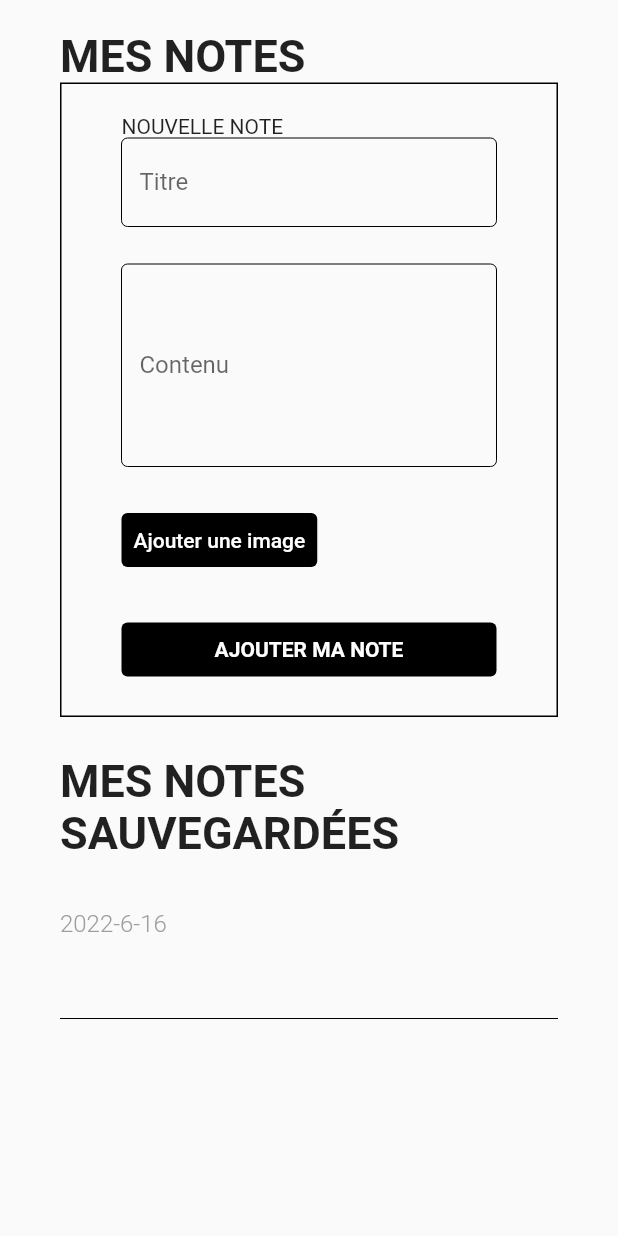
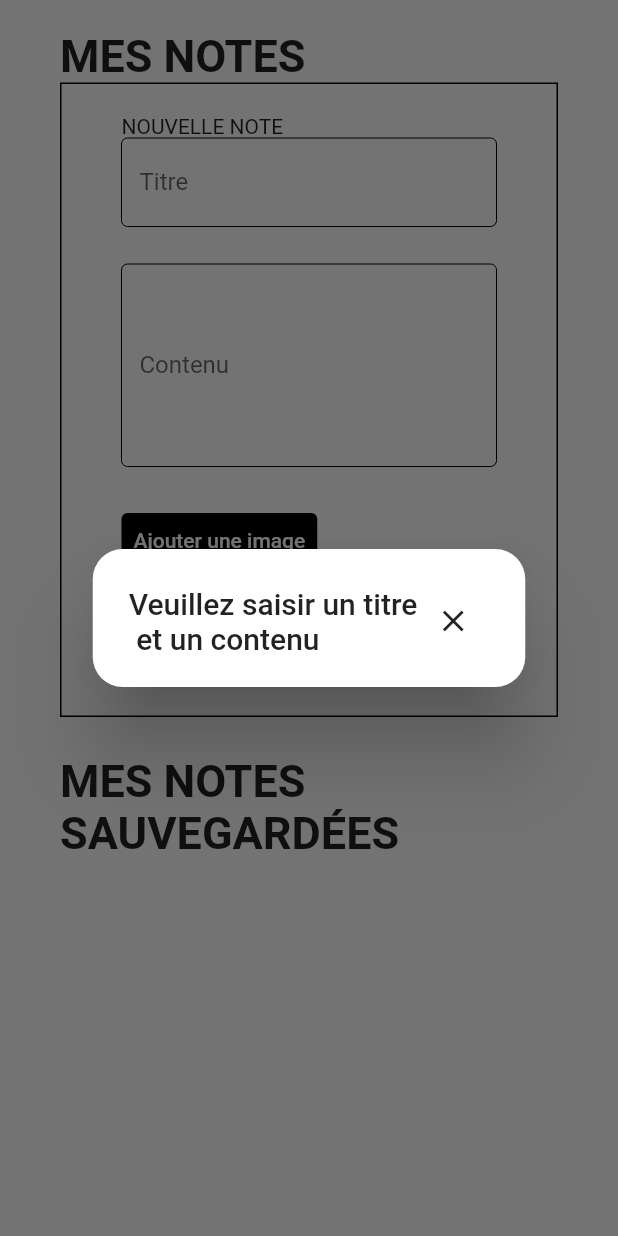
Before and after one commit to BenoitPE/ESGI_Flutter, a Flutter app: the screen it shows after launch, after a tap on "AJOUTER MA NOTE", on a phone screen of 412 x 824 dp. Run offline on Flutter 3.47's test engine with Material 2 defaults, Android fonts, the phone set to English and light mode, and no system bars; our stand-ins replace image_picker, sqflite; accounts and stored records are empty.

Commit message:
Ajout d'une popup d'erreur de saisie
Co-Authored-By: acleret69 <72598333+acleret69@users.noreply.github.com>

```diff
--- a/esgi_flutter/lib/screens/app/details/details_screen.dart
+++ b/esgi_flutter/lib/screens/app/details/details_screen.dart
@@ -1,3 +1,5 @@
+import 'dart:io';
+
 import 'package:esgi_flutter/data/models/note.dart';
 import 'package:flutter/material.dart';
 
@@ -61,9 +63,11 @@ class DetailsScreen extends StatelessWidget {
                   ),
                 ),
               ),
-              Image(
-                image: AssetImage(note.image),
-              ),
+              note.image.isNotEmpty
+                  ? Image.file(
+                      File(note.image),
+                    )
+                  : Container(),
               const Divider(
                 color: Colors.black,
               ),
--- a/esgi_flutter/lib/screens/app/home/home_screen.dart
+++ b/esgi_flutter/lib/screens/app/home/home_screen.dart
@@ -137,15 +137,16 @@ class _HomeScreenState extends State<HomeScreen> {
                           foregroundColor:
                               MaterialStateProperty.all<Color>(Colors.white),
                         ),
-                        onPressed: () => setState(() => {
+                        onPressed: () => setState(
+                          () => {
+                            if (titleInputController.text != "" &&
+                                contentInputController.text != "")
+                              {
                                 _noteRepository.addNote(Note(
                                     id: id,
                                     title: titleInputController.text,
-                                  date: today.year.toString() +
-                                      '-' +
-                                      today.month.toString() +
-                                      '-' +
-                                      today.day.toString(),
+                                    date:
+                                        '${today.year}-${today.month}-${today.day}',
                                     content: contentInputController.text,
                                     image: pickedImages.isNotEmpty
                                         ? pickedImages[0].path
@@ -154,7 +155,42 @@ class _HomeScreenState extends State<HomeScreen> {
                                 titleInputController.clear(),
                                 contentInputController.clear(),
                                 pickedImages.clear(),
-                            }),
+                              }
+                            else
+                              {
+                                showDialog(
+                                  context: context,
+                                  barrierDismissible: false,
+                                  builder: (BuildContext context) {
+                                    return AlertDialog(
+                                      title: Row(
+                                        children: [
+                                          Text((() {
+                                            if (titleInputController.text ==
+                                                    "" &&
+                                                contentInputController.text ==
+                                                    "") {
+                                              return "Veuillez saisir un titre\n et un contenu";
+                                            } else if (titleInputController
+                                                    .text ==
+                                                "") {
+                                              return "Veuillez saisir un titre";
+                                            } else {
+                                              return "Veuillez saisir un contenu";
+                                            }
+                                          })()),
+                                          const CloseButton(),
+                                        ],
+                                      ),
+                                      shape: RoundedRectangleBorder(
+                                        borderRadius: BorderRadius.circular(20),
+                                      ),
+                                    );
+                                  },
+                                ),
+                              },
+                          },
+                        ),
                         child: const Text(
                           'AJOUTER MA NOTE',
                           style: TextStyle(fontWeight: FontWeight.bold),
```
Lines whose indentation alone changed are shown as unchanged.
